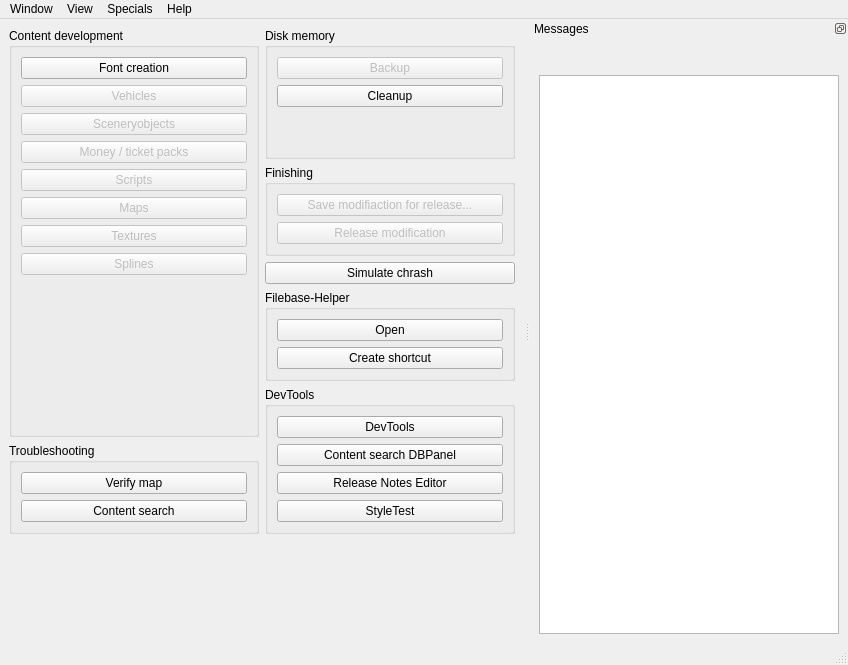
Old version of the form OTModules/OTGeneric/wstart.ui in the repository pietr26/OMSI-Tools.
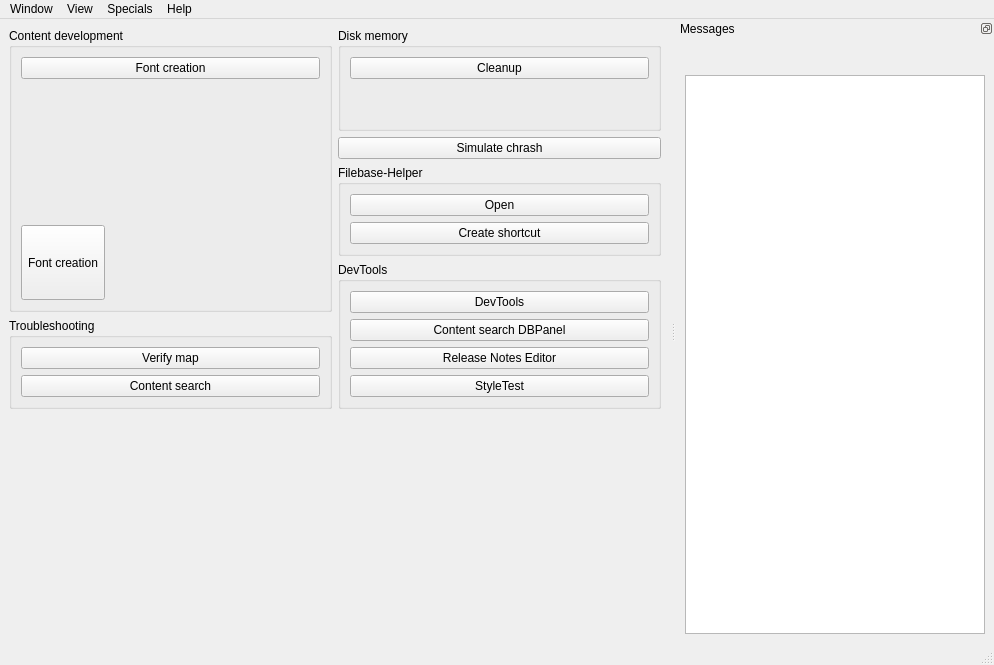
New version of the form. Icons and pictures are not drawn.

```diff
--- a/OTModules/OTGeneric/wstart.ui
+++ b/OTModules/OTGeneric/wstart.ui
@@ -9,7 +9,7 @@
    <rect>
     <x>0</x>
     <y>0</y>
-    <width>848</width>
+    <width>994</width>
     <height>665</height>
    </rect>
   </property>
@@ -66,121 +66,6 @@
                </property>
               </widget>
              </item>
-             <item>
-              <widget class="QPushButton" name="btnVehicles">
-               <property name="enabled">
-                <bool>false</bool>
-               </property>
-               <property name="toolTip">
-                <string>This module is currently not available.</string>
-               </property>
-               <property name="statusTip">
-                <string/>
-               </property>
-               <property name="text">
-                <string>Vehicles</string>
-               </property>
-              </widget>
-             </item>
-             <item>
-              <widget class="QPushButton" name="btnSceneryobjects">
-               <property name="enabled">
-                <bool>false</bool>
-               </property>
-               <property name="toolTip">
-                <string>This module is currently not available.</string>
-               </property>
-               <property name="statusTip">
-                <string/>
-               </property>
-               <property name="text">
-                <string>Sceneryobjects</string>
-               </property>
-              </widget>
-             </item>
-             <item>
-              <widget class="QPushButton" name="btnMoneyTicketpacks">
-               <property name="enabled">
-                <bool>false</bool>
-               </property>
-               <property name="toolTip">
-                <string>This module is currently not available.</string>
-               </property>
-               <property name="statusTip">
-                <string/>
-               </property>
-               <property name="text">
-                <string>Money / ticket packs</string>
-               </property>
-              </widget>
-             </item>
-             <item>
-              <widget class="QPushButton" name="btnScripts">
-               <property name="enabled">
-                <bool>false</bool>
-               </property>
-               <property name="toolTip">
-                <string>This module is currently not available.</string>
-               </property>
-               <property name="statusTip">
-                <string/>
-               </property>
-               <property name="text">
-                <string>Scripts</string>
-               </property>
-              </widget>
-             </item>
-             <item>
-              <widget class="QPushButton" name="btnMaps">
-               <property name="enabled">
-                <bool>false</bool>
-               </property>
-               <property name="toolTip">
-                <string>This module is currently not available.</string>
-               </property>
-               <property name="toolTipDuration">
-                <number>-1</number>
-               </property>
-               <property name="statusTip">
-                <string/>
-               </property>
-               <property name="text">
-                <string>Maps</string>
-               </property>
-              </widget>
-             </item>
-             <item>
-              <widget class="QPushButton" name="btnTextures">
-               <property name="enabled">
-                <bool>false</bool>
-               </property>
-               <property name="toolTip">
-                <string>This module is currently not available.</string>
-               </property>
-               <property name="statusTip">
-                <string/>
-               </property>
-               <property name="text">
-                <string>Textures</string>
-               </property>
-              </widget>
-             </item>
-             <item>
-              <widget class="QPushButton" name="btnSplines">
-               <property name="enabled">
-                <bool>false</bool>
-               </property>
-               <property name="toolTip">
-                <string>This module is currently not available.</string>
-               </property>
-               <property name="statusTip">
-                <string/>
-               </property>
-               <property name="text">
-                <string>Splines</string>
-               </property>
-              </widget>
-             </item>
              <item>
               <spacer name="verticalSpacer">
                <property name="orientation">
@@ -194,6 +79,50 @@
                </property>
               </spacer>
              </item>
+             <item>
+              <widget class="QToolButton" name="toolButton">
+               <property name="minimumSize">
+                <size>
+                 <width>75</width>
+                 <height>75</height>
+                </size>
+               </property>
+               <property name="baseSize">
+                <size>
+                 <width>1</width>
+                 <height>1</height>
+                </size>
+               </property>
+               <property name="autoFillBackground">
+                <bool>false</bool>
+               </property>
+               <property name="text">
+                <string>Font creation</string>
+               </property>
+               <property name="icon">
+                <iconset resource="../../ressources.qrc">
+                 <normaloff>:/rec/data/icons/iconBug.svg</normaloff>:/rec/data/icons/iconBug.svg</iconset>
+               </property>
+               <property name="iconSize">
+                <size>
+                 <width>25</width>
+                 <height>25</height>
+                </size>
+               </property>
+               <property name="checkable">
+                <bool>false</bool>
+               </property>
+               <property name="popupMode">
+                <enum>QToolButton::DelayedPopup</enum>
+               </property>
+               <property name="toolButtonStyle">
+                <enum>Qt::ToolButtonTextUnderIcon</enum>
+               </property>
+               <property name="autoRaise">
+                <bool>false</bool>
+               </property>
+              </widget>
+             </item>
             </layout>
            </widget>
           </item>
@@ -268,26 +197,6 @@
              <string>Disk memory</string>
             </property>
             <layout class="QVBoxLayout" name="verticalLayout_6">
-             <item>
-              <widget class="QPushButton" name="btnBackup">
-               <property name="enabled">
-                <bool>false</bool>
-               </property>
-               <property name="toolTip">
-                <string/>
-               </property>
-               <property name="statusTip">
-                <string>This module is currently not available.</string>
-               </property>
-               <property name="text">
-                <string>Backup</string>
-               </property>
-               <property name="icon">
-                <iconset resource="../../ressources.qrc">
-                 <normaloff>:/rec/data/icons/iconRedo.svg</normaloff>:/rec/data/icons/iconRedo.svg</iconset>
-               </property>
-              </widget>
-             </item>
              <item>
               <widget class="QPushButton" name="btnCleanup">
                <property name="text">
@@ -315,64 +224,6 @@
             </layout>
            </widget>
           </item>
-          <item>
-           <widget class="QGroupBox" name="gbxFinishing">
-            <property name="sizePolicy">
-             <sizepolicy hsizetype="Preferred" vsizetype="Preferred">
-              <horstretch>0</horstretch>
-              <verstretch>0</verstretch>
-             </sizepolicy>
-            </property>
-            <property name="toolTip">
-             <string/>
-            </property>
-            <property name="title">
-             <string>Finishing</string>
-            </property>
-            <layout class="QVBoxLayout" name="verticalLayout_2">
-             <item>
-              <widget class="QPushButton" name="btnSaveMod">
-               <property name="enabled">
-                <bool>false</bool>
-               </property>
-               <property name="toolTip">
-                <string>This module is currently not available.</string>
-               </property>
-               <property name="statusTip">
-                <string/>
-               </property>
-               <property name="text">
-                <string>Save modifiaction for release...</string>
-               </property>
-               <property name="icon">
-                <iconset resource="../../ressources.qrc">
-                 <normaloff>:/rec/data/icons/iconSave.svg</normaloff>:/rec/data/icons/iconSave.svg</iconset>
-               </property>
-              </widget>
-             </item>
-             <item>
-              <widget class="QPushButton" name="btnReleaseMod">
-               <property name="enabled">
-                <bool>false</bool>
-               </property>
-               <property name="toolTip">
-                <string>This module is currently not available.</string>
-               </property>
-               <property name="statusTip">
-                <string/>
-               </property>
-               <property name="text">
-                <string>Release modification</string>
-               </property>
-               <property name="icon">
-                <iconset resource="../../ressources.qrc">
-                 <normaloff>:/rec/data/icons/iconWorld.svg</normaloff>:/rec/data/icons/iconWorld.svg</iconset>
-               </property>
-              </widget>
-             </item>
-            </layout>
-           </widget>
-          </item>
           <item>
            <widget class="QPushButton" name="btnSimulateCrash">
             <property name="text">
@@ -518,7 +369,7 @@
     <rect>
      <x>0</x>
      <y>0</y>
-     <width>848</width>
+     <width>994</width>
      <height>21</height>
     </rect>
    </property>
@@ -627,9 +478,30 @@
          <height>0</height>
         </size>
        </property>
+       <property name="editTriggers">
+        <set>QAbstractItemView::NoEditTriggers</set>
+       </property>
+       <property name="showDropIndicator" stdset="0">
+        <bool>false</bool>
+       </property>
+       <property name="verticalScrollMode">
+        <enum>QAbstractItemView::ScrollPerPixel</enum>
+       </property>
+       <property name="horizontalScrollMode">
+        <enum>QAbstractItemView::ScrollPerPixel</enum>
+       </property>
+       <property name="isWrapping" stdset="0">
+        <bool>false</bool>
+       </property>
+       <property name="resizeMode">
+        <enum>QListView::Adjust</enum>
+       </property>
        <property name="spacing">
         <number>0</number>
        </property>
+       <property name="itemAlignment">
+        <set>Qt::AlignLeading</set>
+       </property>
       </widget>
      </item>
     </layout>
```
